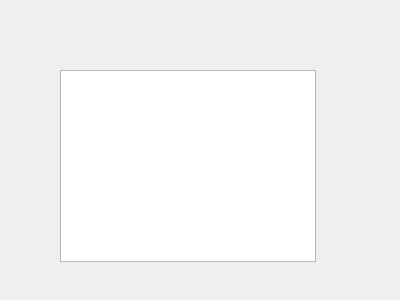
Qt form selectrowdatadialog.ui (LinuxIsExcellent/observer) before a commit.
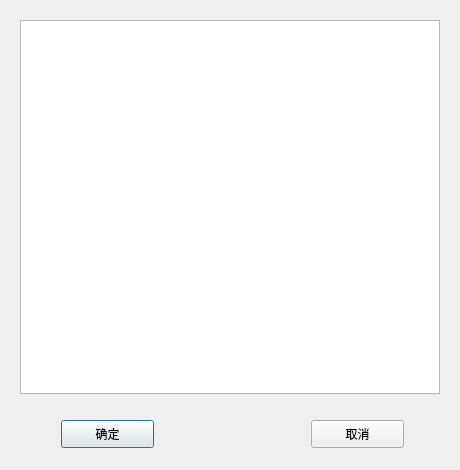
The same form after that commit.

```diff
--- a/selectrowdatadialog.ui
+++ b/selectrowdatadialog.ui
@@ -6,23 +6,66 @@
    <rect>
     <x>0</x>
     <y>0</y>
-    <width>400</width>
-    <height>300</height>
+    <width>460</width>
+    <height>470</height>
    </rect>
   </property>
   <property name="windowTitle">
    <string>Dialog</string>
   </property>
-  <widget class="QListView" name="listView">
-   <property name="geometry">
-    <rect>
-     <x>60</x>
-     <y>70</y>
-     <width>256</width>
-     <height>192</height>
-    </rect>
-   </property>
-  </widget>
+  <layout class="QVBoxLayout" name="verticalLayout">
+   <item>
+    <widget class="QWidget" name="widget" native="true">
+     <layout class="QHBoxLayout" name="horizontalLayout">
+      <item>
+       <widget class="QTableView" name="tableView"/>
+      </item>
+     </layout>
+    </widget>
+   </item>
+   <item>
+    <widget class="QWidget" name="widget_2" native="true">
+     <property name="minimumSize">
+      <size>
+       <width>0</width>
+       <height>50</height>
+      </size>
+     </property>
+     <property name="maximumSize">
+      <size>
+       <width>16777215</width>
+       <height>50</height>
+      </size>
+     </property>
+     <widget class="QPushButton" name="confirmBtn">
+      <property name="geometry">
+       <rect>
+        <x>50</x>
+        <y>11</y>
+        <width>93</width>
+        <height>28</height>
+       </rect>
+      </property>
+      <property name="text">
+       <string>确定</string>
+      </property>
+     </widget>
+     <widget class="QPushButton" name="cancelBtn">
+      <property name="geometry">
+       <rect>
+        <x>300</x>
+        <y>11</y>
+        <width>93</width>
+        <height>28</height>
+       </rect>
+      </property>
+      <property name="text">
+       <string>取消</string>
+      </property>
+     </widget>
+    </widget>
+   </item>
+  </layout>
  </widget>
  <resources/>
  <connections/>
```
